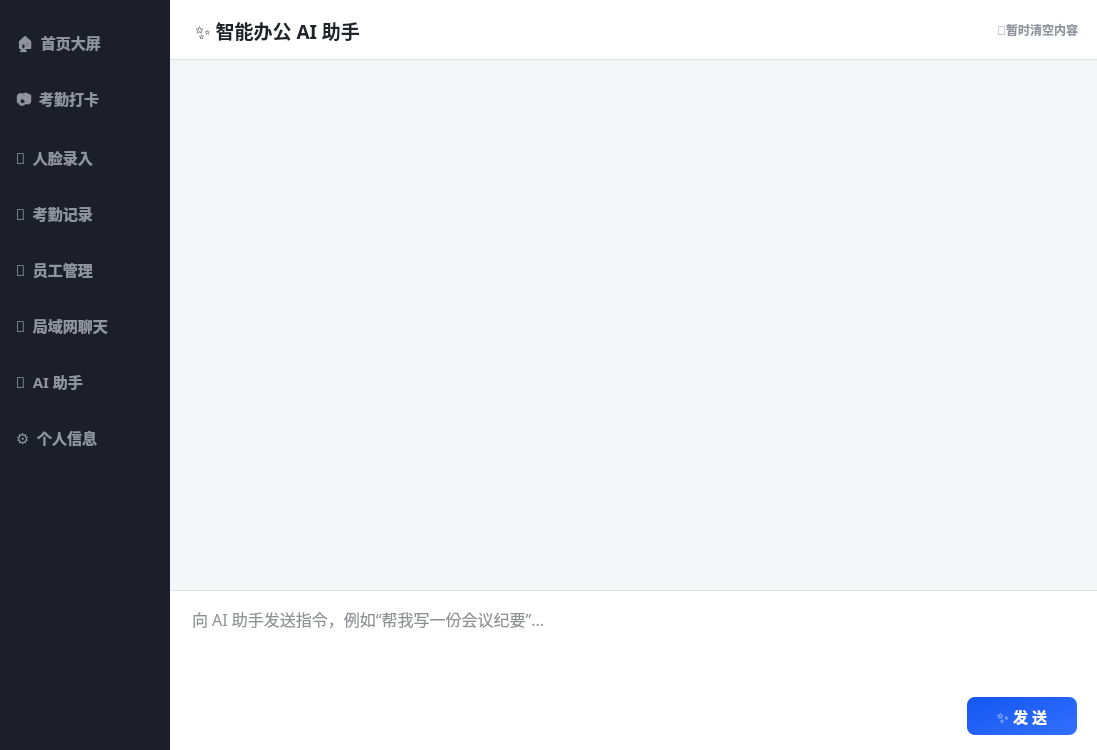
Old version of the form AttendanceClient/MainWidget.ui in the repository cai-0312/FaceAttendanceSystem.
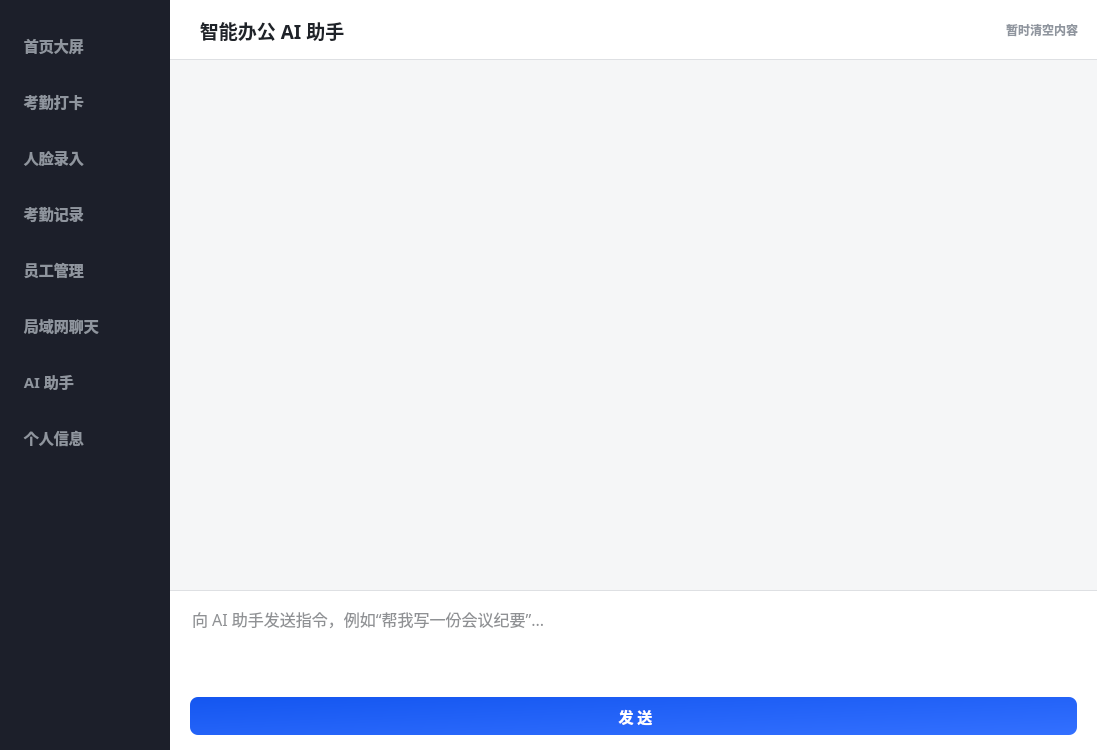
New version of the form. The open tabs and pages were chosen to show the change.

Patch:
```diff
--- a/AttendanceClient/MainWidget.ui
+++ b/AttendanceClient/MainWidget.ui
@@ -58,42 +58,42 @@
      </property>
      <item>
       <property name="text">
-       <string>🏠  首页大屏</string>
+       <string>  首页大屏</string>
       </property>
      </item>
      <item>
       <property name="text">
-       <string>📷  考勤打卡</string>
+       <string>  考勤打卡</string>
       </property>
      </item>
      <item>
       <property name="text">
-       <string>👤  人脸录入</string>
+       <string>  人脸录入</string>
       </property>
      </item>
      <item>
       <property name="text">
-       <string>📅  考勤记录</string>
+       <string>  考勤记录</string>
       </property>
      </item>
      <item>
       <property name="text">
-       <string>👥  员工管理</string>
+       <string>  员工管理</string>
       </property>
      </item>
      <item>
       <property name="text">
-       <string>💬  局域网聊天</string>
+       <string>  局域网聊天</string>
       </property>
      </item>
      <item>
       <property name="text">
-       <string>🤖  AI 助手</string>
+       <string>  AI 助手</string>
       </property>
      </item>
      <item>
       <property name="text">
-       <string>⚙️  个人信息</string>
+       <string>  个人信息</string>
       </property>
      </item>
     </widget>
@@ -1286,7 +1286,7 @@
              <string notr="true">border: none; color: #1F2329;</string>
             </property>
             <property name="text">
-             <string>✨ 智能办公 AI 助手</string>
+             <string> 智能办公 AI 助手</string>
             </property>
            </widget>
           </item>
@@ -1317,7 +1317,7 @@
              <string notr="true">QPushButton { color: #8F959E; border: none; background: transparent; padding: 5px 10px; } QPushButton:hover { color: #F53F3F; background: #FFECE8; border-radius: 4px; }</string>
             </property>
             <property name="text">
-             <string>🧹暂时清空内容</string>
+             <string>暂时清空内容</string>
             </property>
            </widget>
           </item>
@@ -1394,19 +1394,6 @@
           </item>
           <item>
            <layout class="QHBoxLayout" name="horizontalLayout_AISend">
-            <item>
-             <spacer name="spacer_aiSend">
-              <property name="orientation">
-               <enum>Qt::Orientation::Horizontal</enum>
-              </property>
-              <property name="sizeHint" stdset="0">
-               <size>
-                <width>0</width>
-                <height>0</height>
-               </size>
-              </property>
-             </spacer>
-            </item>
             <item>
              <widget class="QPushButton" name="btn_SendAI">
               <property name="minimumSize">
@@ -1429,7 +1416,7 @@
                <string notr="true">QPushButton { background-color: qlineargradient(x1:0, y1:0, x2:1, y2:1, stop:0 #1456F0, stop:1 #3370FF); color: white; border-radius: 8px; border: none; } QPushButton:hover { background-color: #4E83FF; } QPushButton:disabled { background-color: #DEE0E3; color: #8F959E; }</string>
               </property>
               <property name="text">
-               <string>✨ 发 送</string>
+               <string> 发 送</string>
               </property>
              </widget>
             </item>
```
Left out of the diff: 48 changed lines with no effect on the pictures.
